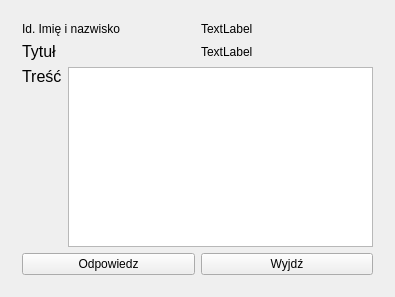
Before: the Qt Designer form project_managment/project_managment/wiadomosci_okno.ui in Sleyn2/IO_projectmanagement, drawn with Qt 5.
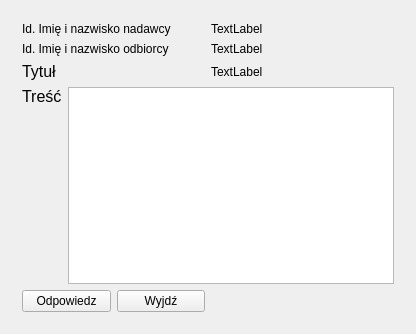
After: the same form once the commit is applied.

The edit to the form file:
```diff
--- a/project_managment/project_managment/wiadomosci_okno.ui
+++ b/project_managment/project_managment/wiadomosci_okno.ui
@@ -6,8 +6,8 @@
    <rect>
     <x>0</x>
     <y>0</y>
-    <width>395</width>
-    <height>297</height>
+    <width>416</width>
+    <height>334</height>
    </rect>
   </property>
   <property name="windowTitle">
@@ -110,17 +110,36 @@
       </layout>
      </widget>
      <widget class="QWidget" name="read">
-      <layout class="QGridLayout" name="gridLayout_6">
-       <item row="0" column="0">
         <layout class="QGridLayout" name="gridLayout_4">
          <item row="0" column="0">
+        <widget class="QLabel" name="label_9">
+         <property name="text">
+          <string>Id. Imię i nazwisko nadawcy</string>
+         </property>
+        </widget>
+       </item>
+       <item row="0" column="1">
+        <widget class="QLabel" name="writer_label">
+         <property name="text">
+          <string>TextLabel</string>
+         </property>
+        </widget>
+       </item>
+       <item row="1" column="0">
           <widget class="QLabel" name="label_4">
            <property name="text">
-            <string>Id. Imię i nazwisko</string>
+          <string>Id. Imię i nazwisko odbiorcy</string>
            </property>
           </widget>
          </item>
-         <item row="1" column="0">
+       <item row="1" column="1">
+        <widget class="QLabel" name="reciver_label">
+         <property name="text">
+          <string>TextLabel</string>
+         </property>
+        </widget>
+       </item>
+       <item row="2" column="0">
           <widget class="QLabel" name="label_7">
            <property name="font">
             <font>
@@ -136,23 +155,14 @@
            </property>
           </widget>
          </item>
-         <item row="1" column="1">
+       <item row="2" column="1">
           <widget class="QLabel" name="topic_label">
            <property name="text">
             <string>TextLabel</string>
            </property>
           </widget>
          </item>
-         <item row="0" column="1">
-          <widget class="QLabel" name="writer_label">
-           <property name="text">
-            <string>TextLabel</string>
-           </property>
-          </widget>
-         </item>
-        </layout>
-       </item>
-       <item row="1" column="0">
+       <item row="3" column="0" colspan="2">
         <layout class="QGridLayout" name="gridLayout_5">
          <item row="0" column="0">
           <widget class="QLabel" name="label_8">
@@ -188,7 +198,7 @@
          </item>
         </layout>
        </item>
-       <item row="2" column="0">
+       <item row="4" column="0">
         <layout class="QHBoxLayout" name="horizontalLayout_2">
          <item>
           <widget class="QPushButton" name="pushButton_answer">
```
Lines whose indentation alone changed are shown as unchanged.
